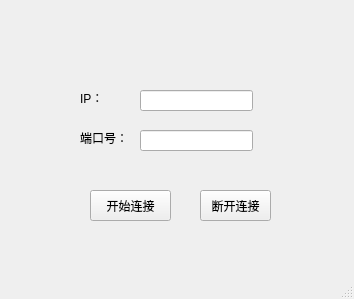
The window that Qt_Demo/QTcpSocket/qtcpclient.ui (BigheadofLiu/qt_learn) describes before a commit, drawn with Qt 5.
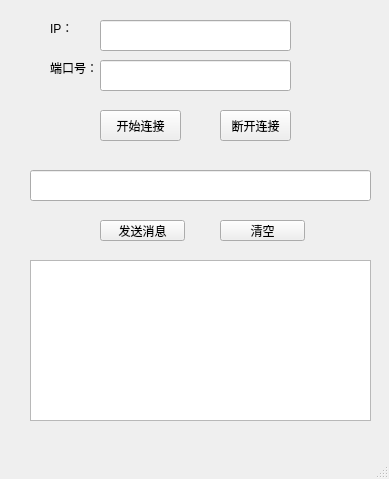
The same window after the commit.

What changed in the file:
```diff
--- a/Qt_Demo/QTcpSocket/qtcpclient.ui
+++ b/Qt_Demo/QTcpSocket/qtcpclient.ui
@@ -6,8 +6,8 @@
    <rect>
     <x>0</x>
     <y>0</y>
-    <width>354</width>
-    <height>299</height>
+    <width>389</width>
+    <height>479</height>
    </rect>
   </property>
   <property name="windowTitle">
@@ -17,28 +17,28 @@
    <widget class="QLineEdit" name="ip">
     <property name="geometry">
      <rect>
-      <x>140</x>
-      <y>90</y>
-      <width>113</width>
-      <height>21</height>
+      <x>100</x>
+      <y>20</y>
+      <width>191</width>
+      <height>31</height>
      </rect>
     </property>
    </widget>
    <widget class="QLineEdit" name="port">
     <property name="geometry">
      <rect>
-      <x>140</x>
-      <y>130</y>
-      <width>113</width>
-      <height>21</height>
+      <x>100</x>
+      <y>60</y>
+      <width>191</width>
+      <height>31</height>
      </rect>
     </property>
    </widget>
    <widget class="QLabel" name="label">
     <property name="geometry">
      <rect>
-      <x>80</x>
-      <y>90</y>
+      <x>50</x>
+      <y>20</y>
       <width>53</width>
       <height>15</height>
      </rect>
@@ -50,8 +50,8 @@
    <widget class="QLabel" name="label_2">
     <property name="geometry">
      <rect>
-      <x>80</x>
-      <y>130</y>
+      <x>50</x>
+      <y>60</y>
       <width>53</width>
       <height>15</height>
      </rect>
@@ -63,8 +63,8 @@
    <widget class="QPushButton" name="startBtn">
     <property name="geometry">
      <rect>
-      <x>90</x>
-      <y>190</y>
+      <x>100</x>
+      <y>110</y>
       <width>81</width>
       <height>31</height>
      </rect>
@@ -76,8 +76,8 @@
    <widget class="QPushButton" name="overBtn">
     <property name="geometry">
      <rect>
-      <x>200</x>
-      <y>190</y>
+      <x>220</x>
+      <y>110</y>
       <width>71</width>
       <height>31</height>
      </rect>
@@ -86,6 +86,52 @@
      <string>断开连接</string>
     </property>
    </widget>
+   <widget class="QLineEdit" name="msgLineEdi">
+    <property name="geometry">
+     <rect>
+      <x>30</x>
+      <y>170</y>
+      <width>341</width>
+      <height>31</height>
+     </rect>
+    </property>
+   </widget>
+   <widget class="QPushButton" name="sendMsgBtn">
+    <property name="geometry">
+     <rect>
+      <x>100</x>
+      <y>220</y>
+      <width>85</width>
+      <height>21</height>
+     </rect>
+    </property>
+    <property name="text">
+     <string>发送消息</string>
+    </property>
+   </widget>
+   <widget class="QPushButton" name="clearBtn">
+    <property name="geometry">
+     <rect>
+      <x>220</x>
+      <y>220</y>
+      <width>85</width>
+      <height>21</height>
+     </rect>
+    </property>
+    <property name="text">
+     <string>清空</string>
+    </property>
+   </widget>
+   <widget class="QTextEdit" name="hisTextEdit">
+    <property name="geometry">
+     <rect>
+      <x>30</x>
+      <y>260</y>
+      <width>341</width>
+      <height>161</height>
+     </rect>
+    </property>
+   </widget>
   </widget>
   <widget class="QMenuBar" name="menubar">
    <property name="geometry">
```
Left out of the diff: 2 changed lines with no effect on the pictures.
